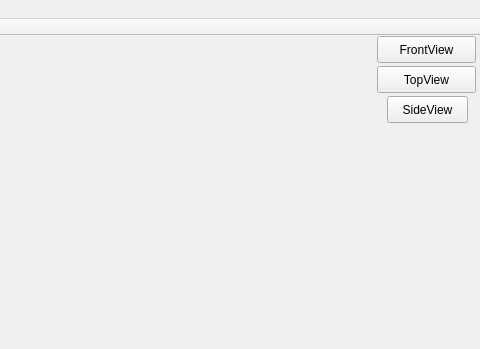
Old version of the form classes/QTFiles/mainwindow.ui in the repository prasanth439/software_prob; both pictures show x 563 to 1043 and y 0 to 349 of the 1043 by 690 pixel window.
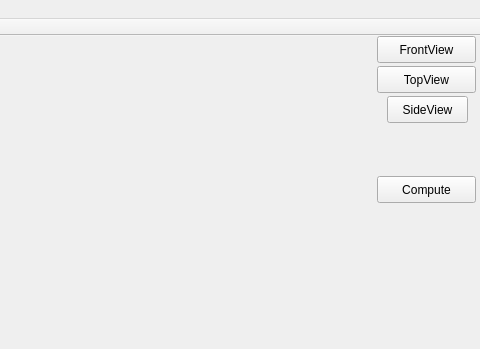
New version of the form. Custom widgets are drawn as their Qt base class.

Diff of the .ui file:
```diff
--- a/classes/QTFiles/mainwindow.ui
+++ b/classes/QTFiles/mainwindow.ui
@@ -76,6 +76,19 @@
      </rect>
     </property>
    </widget>
+   <widget class="QPushButton" name="Compute">
+    <property name="geometry">
+     <rect>
+      <x>940</x>
+      <y>140</y>
+      <width>99</width>
+      <height>27</height>
+     </rect>
+    </property>
+    <property name="text">
+     <string>Compute</string>
+    </property>
+   </widget>
   </widget>
   <widget class="QToolBar" name="mainToolBar">
    <attribute name="toolBarArea">
```
Left out of the diff: 2 changed lines with no effect on the pictures.
